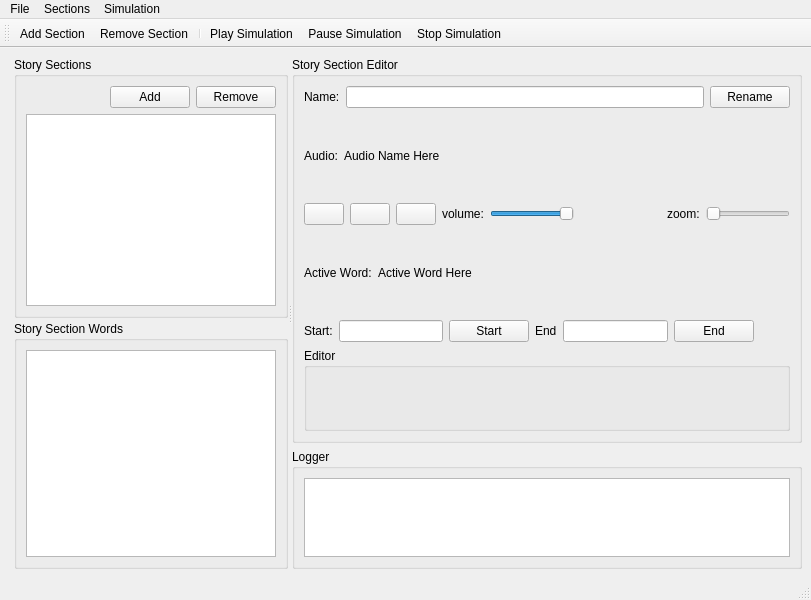
Before: the Qt Designer form Cotorro/diaEditor.ui in hummingflight/cotorro-storytelling-audio-sync-tool, drawn with Qt 5.
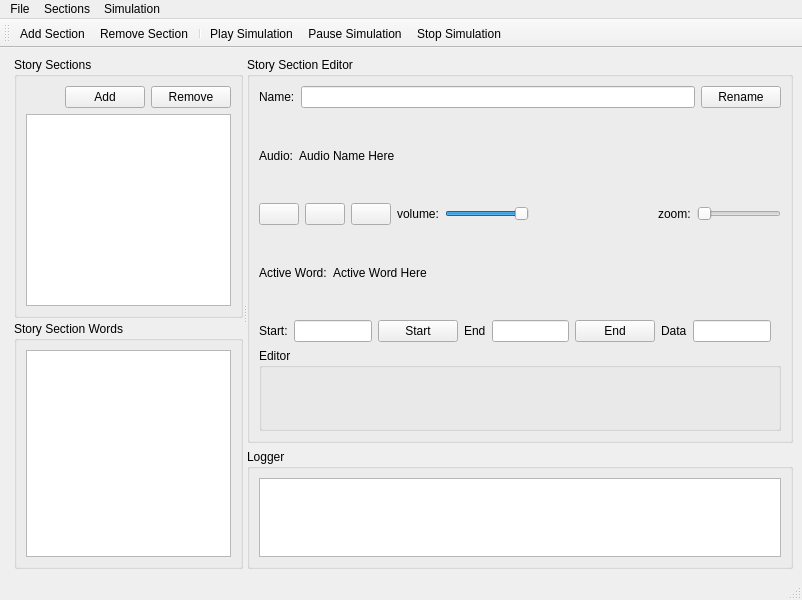
After: the same form once the commit is applied. Icons and pictures are not drawn.

Diff of the .ui file:
```diff
--- a/Cotorro/diaEditor.ui
+++ b/Cotorro/diaEditor.ui
@@ -6,7 +6,7 @@
    <rect>
     <x>0</x>
     <y>0</y>
-    <width>811</width>
+    <width>802</width>
     <height>600</height>
    </rect>
   </property>
@@ -386,6 +386,16 @@
                 </property>
                </widget>
               </item>
+              <item>
+               <widget class="QLabel" name="label_7">
+                <property name="text">
+                 <string>Data</string>
+                </property>
+               </widget>
+              </item>
+              <item>
+               <widget class="QLineEdit" name="lineEdit_wordData"/>
+              </item>
               <item>
                <spacer name="horizontalSpacer_5">
                 <property name="orientation">
@@ -445,7 +455,7 @@
     <rect>
      <x>0</x>
      <y>0</y>
-     <width>811</width>
+     <width>802</width>
      <height>22</height>
     </rect>
    </property>
```
